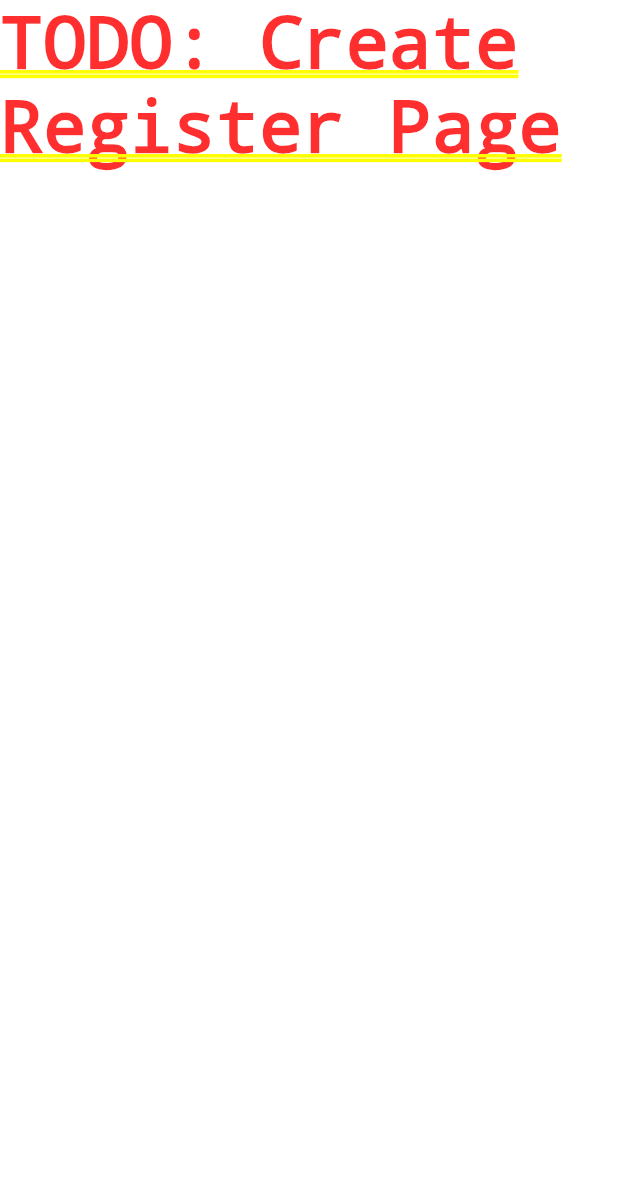
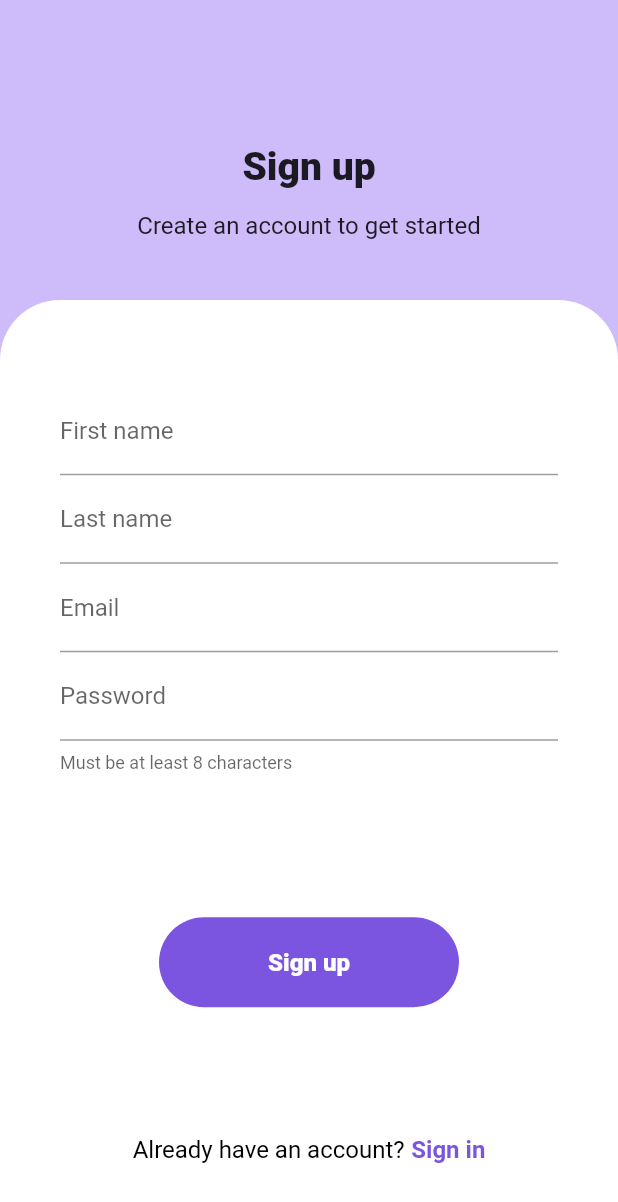
Before and after one commit to UAce/Receipt-Keeper, a Flutter app: the screen it shows after launch, after a tap on "Get Started", on a phone screen of 412 x 824 dp. Shown: the top 1202 px of the screen. Run offline on Flutter 3.47's test engine with Material 2 defaults, Android fonts, the phone set to English and light mode, and no system bars; our stand-ins replace flutter_svg.

Commit message:
Frontend: Add Register and Sign in pages

```diff
--- /dev/null
+++ b/frontend/lib/common/PillButton.dart
@@ -0,0 +1,41 @@
+import 'package:flutter/material.dart';
+
+class PillButton extends StatelessWidget {
+  final String buttonText;
+  final VoidCallback onPressed;
+  final bool isLoading;
+
+  const PillButton(
+      {super.key,
+      required this.buttonText,
+      required this.onPressed,
+      this.isLoading = false});
+
+  @override
+  Widget build(BuildContext context) {
+    return SizedBox(
+      width: 200,
+      height: 60,
+      child: FilledButton(
+          onPressed: isLoading ? null : onPressed,
+          style: ButtonStyle(
+            backgroundColor:
+                MaterialStateProperty.all<Color>(const Color(0xFF7B55E0)),
+            padding: MaterialStateProperty.all<EdgeInsets>(
+                const EdgeInsets.symmetric(horizontal: 20, vertical: 20)),
+          ),
+          child: isLoading
+              ? const SizedBox(
+                  height: 18,
+                  width: 18,
+                  child: CircularProgressIndicator(
+                    color: Colors.white,
+                    strokeWidth: 3,
+                  ),
+                )
+              : Text(buttonText,
+                  style: const TextStyle(
+                      fontWeight: FontWeight.w800, fontSize: 16))),
+    );
+  }
+}
--- /dev/null
+++ b/frontend/lib/common/TextWithLink.dart
@@ -0,0 +1,50 @@
+import 'package:flutter/gestures.dart';
+import 'package:flutter/material.dart';
+import 'package:receipt_keeper/common/themes.dart';
+
+class TextWithLink extends StatelessWidget {
+  final String linkText;
+  final VoidCallback onLinkTap;
+  final String plainText;
+  final FontWeight plainTextWeight;
+  final FontWeight linkTextWeight;
+  final EdgeInsets padding;
+
+  const TextWithLink(
+      {super.key,
+      required this.linkText,
+      required this.onLinkTap,
+      this.plainText = "",
+      this.plainTextWeight = FontWeight.w400,
+      this.linkTextWeight = FontWeight.bold,
+      this.padding = const EdgeInsets.symmetric(vertical: 10)});
+
+  @override
+  Widget build(BuildContext context) {
+    return Container(
+      padding: padding,
+      child: RichText(
+        text: TextSpan(children: [
+          TextSpan(
+            text: plainText,
+            style: TextStyle(
+              color: Colors.black,
+              fontSize: 16,
+              fontWeight: plainTextWeight,
+            ),
+          ),
+          TextSpan(text: " "),
+          TextSpan(
+            text: linkText,
+            style: TextStyle(
+              color: primaryColor,
+              fontSize: 16,
+              fontWeight: linkTextWeight,
+            ),
+            recognizer: TapGestureRecognizer()..onTap = onLinkTap,
+          )
+        ]),
+      ),
+    );
+  }
+}
--- a/frontend/lib/common/themes.dart
+++ b/frontend/lib/common/themes.dart
@@ -1,8 +1,19 @@
 import 'package:flutter/material.dart';
 
 const primaryColor = Color(0xFF7B55E0);
+const lightPrimaryColor = Color(0xFFCEBBFA);
 
 ThemeData baseTheme = ThemeData(
     brightness: Brightness.light,
     primaryColor: primaryColor,
-    appBarTheme: AppBarTheme(backgroundColor: primaryColor));
+    appBarTheme: const AppBarTheme(backgroundColor: primaryColor));
+
+TextStyle titleTextStyle = const TextStyle(
+  fontSize: 26,
+  fontWeight: FontWeight.w800,
+);
+
+TextStyle subtitleTextStyle = const TextStyle(
+  fontSize: 16,
+  fontWeight: FontWeight.w400,
+);
--- a/frontend/lib/main.dart
+++ b/frontend/lib/main.dart
@@ -1,5 +1,7 @@
 import 'package:flutter/material.dart';
 import 'package:receipt_keeper/common/themes.dart';
+import 'package:receipt_keeper/register.dart';
+import 'package:receipt_keeper/sign_in.dart';
 
 import 'welcome_page.dart';
 
@@ -22,8 +24,8 @@ class MyApp extends StatelessWidget {
         initialRoute: initialRoute,
         routes: {
           '/welcome': (context) => const WelcomePage(title: 'Home'),
-          '/signIn': (context) => const Text("TODO: Create Sign In Page"),
-          '/register': (context) => const Text("TODO: Create Register Page"),
+          '/signIn': (context) => const SignInPage(),
+          '/register': (context) => const RegisterPage(),
         });
   }
 }
--- /dev/null
+++ b/frontend/lib/register.dart
@@ -0,0 +1,179 @@
+import 'package:flutter/material.dart';
+import 'package:receipt_keeper/common/PillButton.dart';
+import 'package:receipt_keeper/common/TextWithLink.dart';
+import 'package:receipt_keeper/common/themes.dart';
+
+class RegisterPage extends StatefulWidget {
+  const RegisterPage({super.key});
+
+  @override
+  State<RegisterPage> createState() => _RegisterPageState();
+}
+
+class _RegisterPageState extends State<RegisterPage> {
+  final _registerFormKey = GlobalKey<FormState>();
+
+  final _firstNameTextController = TextEditingController();
+  final _lastNameTextController = TextEditingController();
+  final _emailTextController = TextEditingController();
+  final _passwordTextController = TextEditingController();
+
+  final _focusFirstName = FocusNode();
+  final _focusLastName = FocusNode();
+  final _focusEmail = FocusNode();
+  final _focusPassword = FocusNode();
+
+  bool _isProcessing = false;
+
+  @override
+  Widget build(BuildContext context) {
+    double deviceHeight = MediaQuery.of(context).size.height;
+    double topSectionHeight = 200.0;
+
+    Future<void> onSubmit() async {
+      setState(() => _isProcessing = true);
+      Future.delayed(
+        const Duration(seconds: 2),
+        () => setState(() => _isProcessing = false),
+      );
+    }
+
+    return GestureDetector(
+        onTap: () {
+          _focusFirstName.unfocus();
+          _focusLastName.unfocus();
+          _focusEmail.unfocus();
+          _focusPassword.unfocus();
+        },
+        child: Scaffold(
+            backgroundColor: lightPrimaryColor,
+            body: SingleChildScrollView(
+              child: Column(
+                children: [
+                  SizedBox(
+                      height: topSectionHeight,
+                      child: Column(
+                        mainAxisAlignment: MainAxisAlignment.end,
+                        children: [
+                          Text("Sign up", style: titleTextStyle),
+                          Padding(
+                            padding: const EdgeInsets.only(
+                              top: 15,
+                              bottom: 40,
+                            ),
+                            child: Text("Create an account to get started",
+                                style: subtitleTextStyle),
+                          ),
+                        ],
+                      )),
+                  Container(
+                      decoration: const BoxDecoration(
+                          color: Colors.white,
+                          borderRadius: BorderRadius.only(
+                            topLeft: Radius.circular(40),
+                            topRight: Radius.circular(40),
+                          )),
+                      width: double.infinity,
+                      height: deviceHeight - topSectionHeight,
+                      child: Form(
+                        key: _registerFormKey,
+                        child: Column(
+                          mainAxisAlignment: MainAxisAlignment.spaceAround,
+                          children: [
+                            Padding(
+                              padding: const EdgeInsets.symmetric(
+                                  horizontal: 40.0, vertical: 20.0),
+                              child: Column(
+                                children: [
+                                  TextFormField(
+                                    focusNode: _focusFirstName,
+                                    validator: (value) {
+                                      if (value == null || value.isEmpty) {
+                                        return 'Please enter your first name';
+                                      }
+                                      if (value.length < 2) {
+                                        return 'Must be at least 2 characters';
+                                      }
+                                      return null;
+                                    },
+                                    decoration: const InputDecoration(
+                                      border: UnderlineInputBorder(),
+                                      labelText: 'First name',
+                                    ),
+                                  ),
+                                  TextFormField(
+                                    focusNode: _focusLastName,
+                                    validator: (value) {
+                                      if (value == null || value.isEmpty) {
+                                        return 'Please enter your last name';
+                                      }
+                                      if (value.length < 2) {
+                                        return 'Must be at least 2 characters';
+                                      }
+                                      return null;
+                                    },
+                                    decoration: const InputDecoration(
+                                      border: UnderlineInputBorder(),
+                                      labelText: 'Last name',
+                                    ),
+                                  ),
+                                  TextFormField(
+                                    focusNode: _focusEmail,
+                                    validator: (value) {
+                                      if (value == null || value.isEmpty) {
+                                        return 'Please enter your email';
+                                      }
+                                      // TODO: add email validation
+                                      return null;
+                                    },
+                                    decoration: const InputDecoration(
+                                      border: UnderlineInputBorder(),
+                                      labelText: 'Email',
+                                    ),
+                                  ),
+                                  TextFormField(
+                                    obscureText: true,
+                                    enableSuggestions: false,
+                                    autocorrect: false,
+                                    focusNode: _focusPassword,
+                                    validator: (value) {
+                                      if (value == null || value.isEmpty) {
+                                        return 'Please enter your password';
+                                      }
+                                      if (value.length < 8) {
+                                        return 'Please enter a valid password';
+                                      }
+                                      return null;
+                                    },
+                                    decoration: const InputDecoration(
+                                      border: UnderlineInputBorder(),
+                                      labelText: 'Password',
+                                      helperText:
+                                          'Must be at least 8 characters',
+                                    ),
+                                  ),
+                                ],
+                              ),
+                            ),
+                            PillButton(
+                                buttonText: "Sign up",
+                                isLoading: _isProcessing,
+                                onPressed: () async {
+                                  if (_registerFormKey.currentState!
+                                      .validate()) {
+                                    await onSubmit();
+                                  }
+                                }),
+                            TextWithLink(
+                                plainText: "Already have an account?",
+                                linkText: "Sign in",
+                                onLinkTap: () =>
+                                    Navigator.pushNamed(context, '/signIn'))
+                          ],
+                        ),
+                      ))
+                ],
+              ),
+            )));
+  }
+}
--- a/frontend/lib/welcome_page.dart
+++ b/frontend/lib/welcome_page.dart
@@ -1,5 +1,7 @@
 import 'package:flutter/material.dart';
 import 'package:flutter_svg/flutter_svg.dart';
+import 'package:receipt_keeper/common/PillButton.dart';
+import 'package:receipt_keeper/common/TextWithLink.dart';
 import 'package:receipt_keeper/common/themes.dart';
 
 class WelcomePage extends StatelessWidget {
@@ -41,51 +43,40 @@ class WelcomePage extends StatelessWidget {
           // horizontal).
           mainAxisAlignment: MainAxisAlignment.center,
           children: <Widget>[
+            const Spacer(flex: 1),
             Expanded(
+                flex: 3,
                 child: Align(
                   alignment: Alignment.topCenter,
                   child: Column(children: [
-                Spacer(),
+                    const Spacer(),
                     SvgPicture.asset('assets/images/get_started.svg')
                   ]),
                 )),
             Expanded(
+              flex: 3,
               child: Align(
                 alignment: Alignment.bottomCenter,
                 child: Column(children: [
                   Container(
-                      padding:
-                          EdgeInsets.symmetric(horizontal: 40, vertical: 10),
-                      child: const Text(
-                        "Track your receipts anywhere",
-                        style: TextStyle(
-                            fontWeight: FontWeight.bold, fontSize: 26),
-                      )),
-                  Spacer(),
-                  FilledButton(
+                      padding: const EdgeInsets.symmetric(
+                          horizontal: 40, vertical: 10),
+                      child: Text("Track your receipts anywhere",
+                          style: titleTextStyle)),
+                  const Spacer(),
+                  PillButton(
+                      buttonText: "Get Started",
                       onPressed: () {
                         Navigator.pushNamed(context, '/register');
-                    },
-                    style: ButtonStyle(
-                      backgroundColor: MaterialStateProperty.all<Color>(
-                          const Color(0xFF7B55E0)),
-                      padding: MaterialStateProperty.all<EdgeInsets>(
-                          EdgeInsets.symmetric(horizontal: 80, vertical: 20)),
-                    ),
-                    child: const Text("Get Started",
-                        style: TextStyle(
-                            fontWeight: FontWeight.w800, fontSize: 16)),
-                  ),
-                  TextButton(
-                      onPressed: () {
+                      }),
+                  const SizedBox(height: 10),
+                  TextWithLink(
+                    linkText: "Sign in",
+                    onLinkTap: () {
                       Navigator.pushNamed(context, '/signIn');
                     },
-                      child: const Text("Sign in",
-                          style: TextStyle(
-                              color: primaryColor,
-                              fontWeight: FontWeight.w800,
-                              fontSize: 16))),
-                  Spacer(),
+                  ),
+                  const Spacer(),
                 ]),
               ),
             )
```
Also changed, not shown: frontend/lib/sign_in.dart (added, +139 -0 lines). Lines whose indentation alone changed are shown as unchanged.
